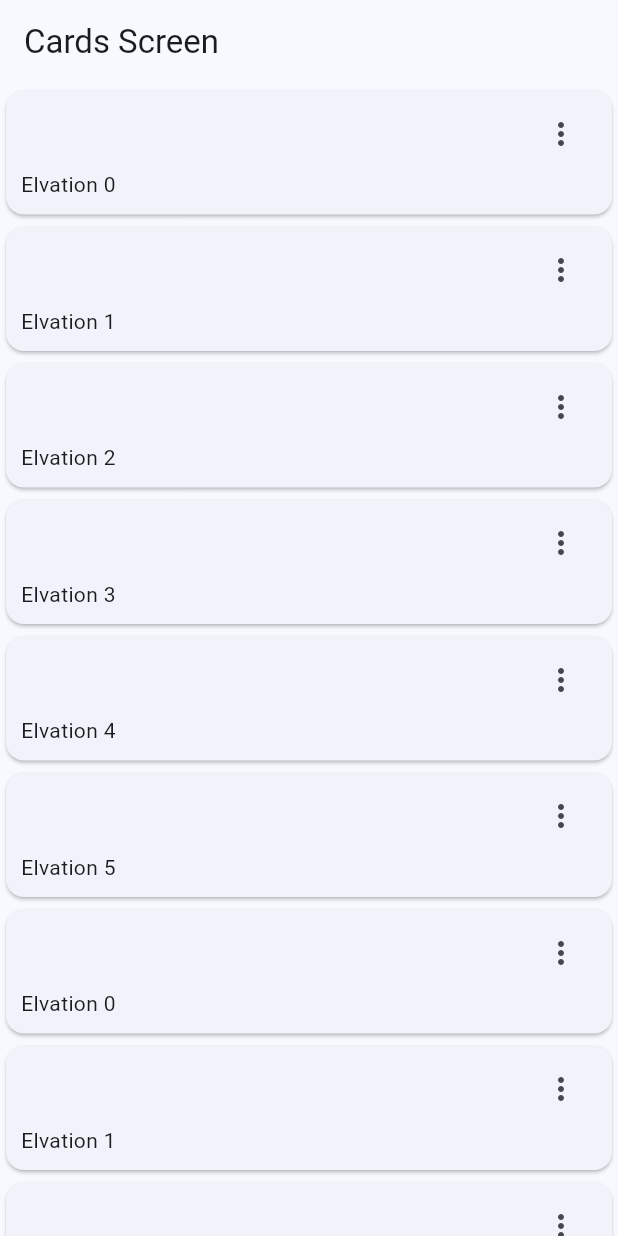
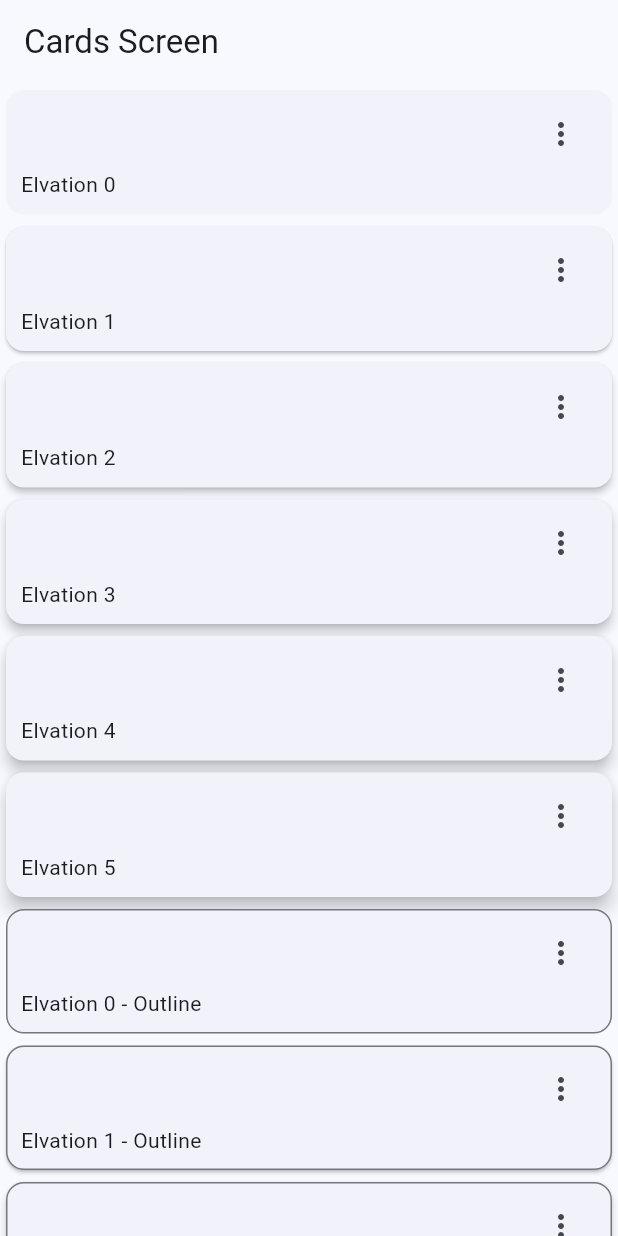
Before and after one commit to bycris13/widgets_app, a Flutter app: the CardsScreen screen opened by its route, on a phone screen of 412 x 824 dp. Run offline on Flutter 3.47's test engine with Material 3 defaults, Android fonts, the phone set to English and light mode, and no system bars; our stand-ins replace go_router.

Commit message:
Cards con borde

```diff
--- a/lib/presentation/screens/cards/cards_screen.dart
+++ b/lib/presentation/screens/cards/cards_screen.dart
@@ -26,8 +26,9 @@ class CardsScreen extends StatelessWidget {
             ),
             ...card.map(
               (card) =>
-                  _CardType1(elvation: card['elevation'], label: card['label']),
+                  _CardType2(elvation: card['elevation'], label: card['label']),
             ),
+            const SizedBox(height: 30),
           ],
         ),
       ),
@@ -43,6 +44,7 @@ class _CardType1 extends StatelessWidget {
   @override
   Widget build(BuildContext context) {
     return Card(
+      elevation: elvation,
       child: Padding(
         padding: const EdgeInsets.fromLTRB(10, 5, 10, 10),
         child: Column(
@@ -61,3 +63,39 @@ class _CardType1 extends StatelessWidget {
     );
   }
 }
+
+class _CardType2 extends StatelessWidget {
+  final double elvation;
+  final String label;
+  const _CardType2({required this.elvation, required this.label});
+
+  @override
+  Widget build(BuildContext context) {
+    final colors = Theme.of(context).colorScheme;
+    return Card(
+      elevation: elvation,
+      shape: RoundedRectangleBorder(
+        borderRadius: const BorderRadius.all(Radius.circular(12)),
+        side: BorderSide(color: colors.outline),
+      ),
+      child: Padding(
+        padding: const EdgeInsets.fromLTRB(10, 5, 10, 10),
+        child: Column(
+          children: [
+            Align(
+              alignment: Alignment.topRight,
+              child: IconButton(
+                onPressed: () {},
+                icon: const Icon(Icons.more_vert_outlined),
+              ),
+            ),
+            Align(
+              alignment: Alignment.topLeft,
+              child: Text('$label - Outline'),
+            ),
+          ],
+        ),
+      ),
+    );
+  }
+}
```
